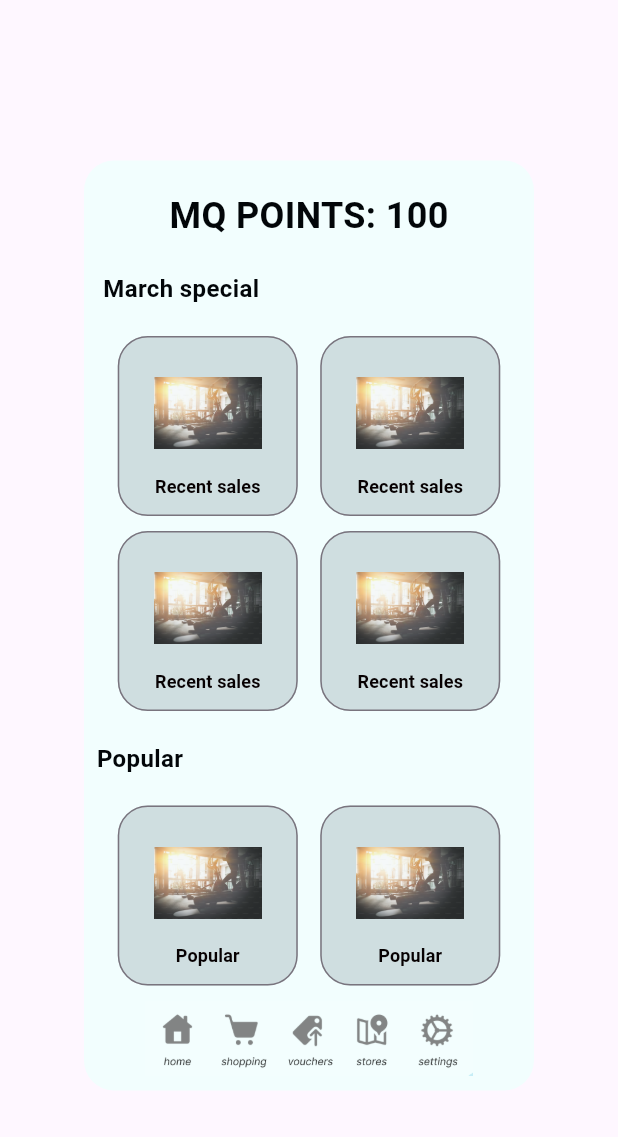
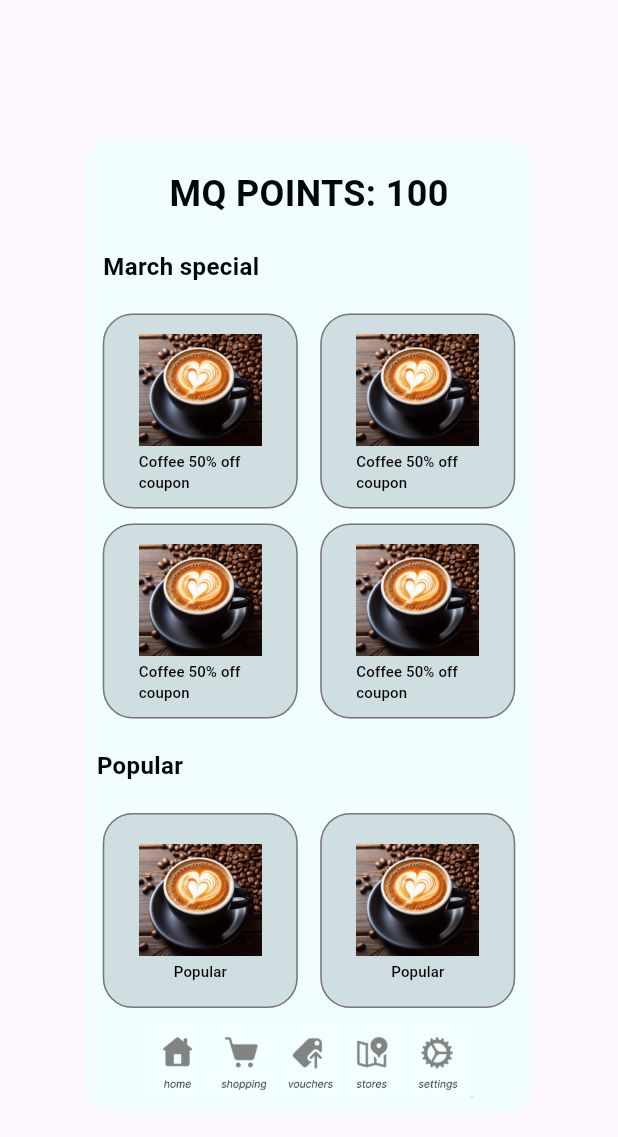
Before and after one commit to tinger529/MQ_points, a Flutter app: the RedemptionScreen widget shown alone on an empty page, opened directly, on a phone screen of 412 x 824 dp. Shown: the top 1137 px of the screen. Run offline on Flutter 3.47's test engine with Material 3 defaults, Android fonts, the phone set to English and light mode, and no system bars; Roboto replaces fonts that are missing (Italic).

Commit message:
add coffee images and adjust positions

```diff
--- a/lib/models/patterns.dart
+++ b/lib/models/patterns.dart
@@ -83,8 +83,8 @@ Container buildContainerB(state, String txt, {Color colour = const Color(0xFFCFD
 // square containers for the item
 Container buildContainerC(state, String txt, {Color colour = const Color(0xFFCFDEE0), Color fontColor = const Color.fromARGB(255, 7, 1, 2)}) {
     return Container(
-      width: 120.0,
-      height: 120.0,
+      width: 130.0,
+      height: 130.0,
       decoration: BoxDecoration(
         color: colour,
         borderRadius: const BorderRadius.only(
@@ -105,18 +105,16 @@ Container buildContainerC(state, String txt, {Color colour = const Color(0xFFCFD
             mainAxisSize: MainAxisSize.min,
             children: [
               Image.asset(
-                'assets/image/gym.jpeg',
+                'assets/image/coffee.png',
                 width: 120,
                 height: 80,
-                opacity: const AlwaysStoppedAnimation(.8),
               ),
               Text(
               txt,
               textDirection: TextDirection.ltr,
               style: TextStyle(
                 color: fontColor,
-                fontSize: 12,
-                fontWeight: FontWeight.bold,
+                fontSize: 10,
                 fontFamily: "Italic",
               ),
               ),
--- a/lib/screens/home_screen.dart
+++ b/lib/screens/home_screen.dart
@@ -18,7 +18,7 @@ class HomeScreen extends StatelessWidget {
               const SizedBox(height: 10),
               Container(
                 width: 300.0,
-                height: 620.0,
+                height: 650.0,
                 decoration: const BoxDecoration(
                   color: Color(0xFFF2FEFE),
                   borderRadius: BorderRadius.only(
--- a/lib/screens/redemption_screen.dart
+++ b/lib/screens/redemption_screen.dart
@@ -22,7 +22,7 @@ class RedemptionScreen extends StatelessWidget {
 
               Container(  // white box in the center
                 width: 300.0,
-                height: 620.0,
+                height: 650.0,
                 decoration: const BoxDecoration(
                   color: Color(0xFFF2FEFE),
                   borderRadius: BorderRadius.only(
@@ -66,11 +66,11 @@ class RedemptionScreen extends StatelessWidget {
 
                     const SizedBox(height: 20),
 
-                    buildContainerD(state, 'Recent sales', colour: const Color(0xFFCFDEE0), fontColor: const Color.fromARGB(255, 7, 1, 2)),
+                    buildContainerD(state, 'Coffee 50% off coupon', colour: const Color(0xFFCFDEE0), fontColor: const Color.fromARGB(255, 7, 1, 2)),
 
                     const SizedBox(height: 10),
 
-                    buildContainerD(state, 'Recent sales', colour: const Color(0xFFCFDEE0), fontColor: const Color.fromARGB(255, 7, 1, 2)),
+                    buildContainerD(state, 'Coffee 50% off coupon', colour: const Color(0xFFCFDEE0), fontColor: const Color.fromARGB(255, 7, 1, 2)),
 
                     const SizedBox(height: 20),
 
--- a/pubspec.yaml
+++ b/pubspec.yaml
@@ -65,6 +65,7 @@ flutter:
     - assets/image/coin.jpg
     - assets/image/toolbar.png
     - assets/image/gym.jpeg
+    - assets/image/coffee.png
 
   # An image asset can refer to one or more resolution-specific "variants", see
   # https://flutter.dev/assets-and-images/#resolution-aware
```
Also changed, not shown: assets/image/coffee.png (added), 3 other files.
